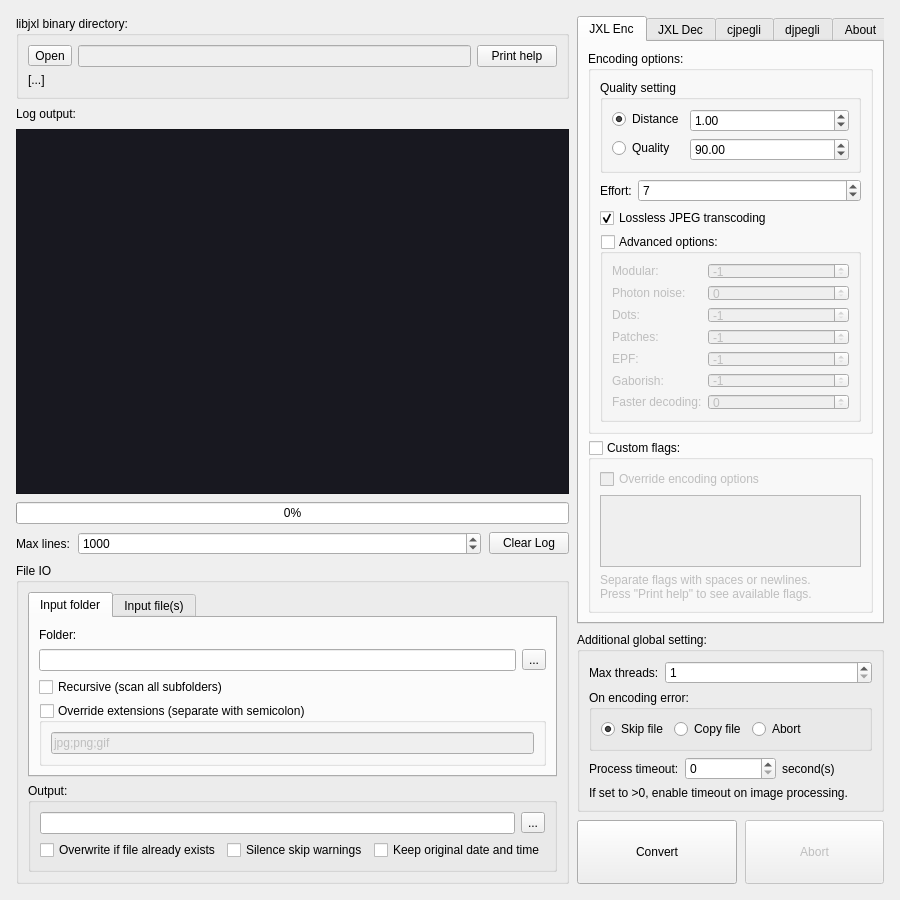
The window that mainwindow.ui (kampidh/jxl-batch-converter) describes before a commit, drawn with Qt 5.
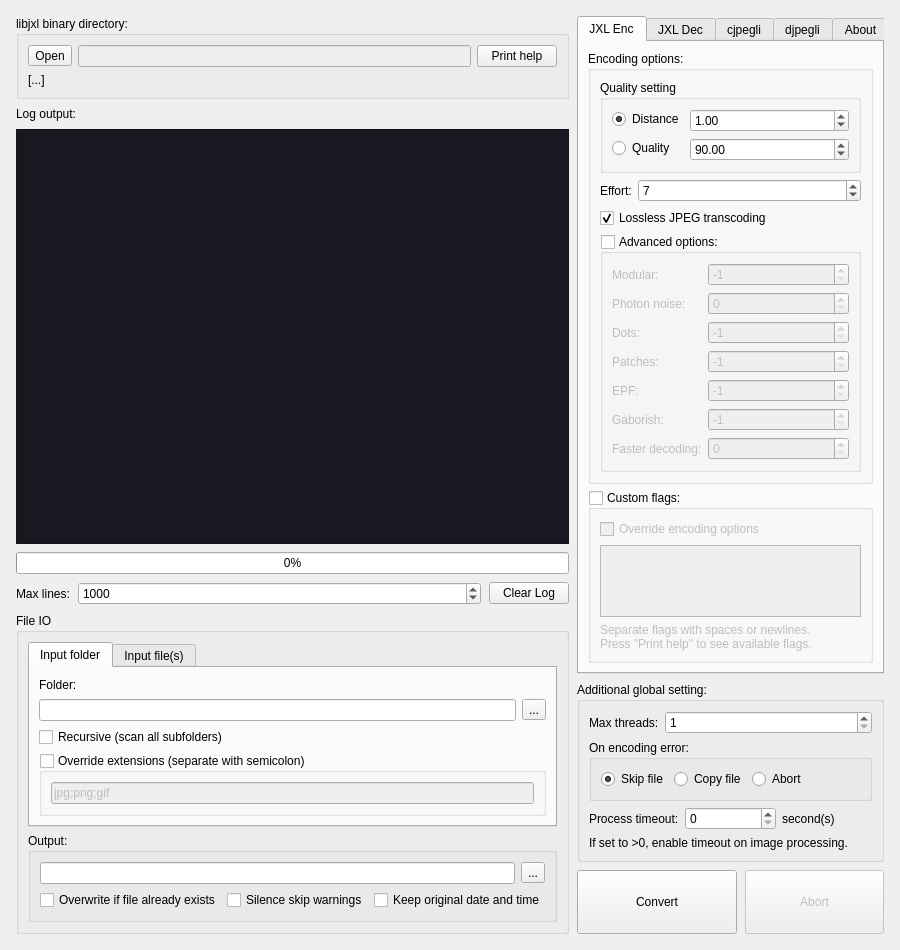
The same window after the commit.

Commit message: UI fixes and verbose help print for djxl 0.9+

Diff of the .ui file:
```diff
--- a/mainwindow.ui
+++ b/mainwindow.ui
@@ -12,8 +12,8 @@
   </property>
   <property name="minimumSize">
    <size>
-    <width>900</width>
-    <height>900</height>
+    <width>0</width>
+    <height>0</height>
    </size>
   </property>
   <property name="acceptDrops">
```
The commit also changes 2 other files.
